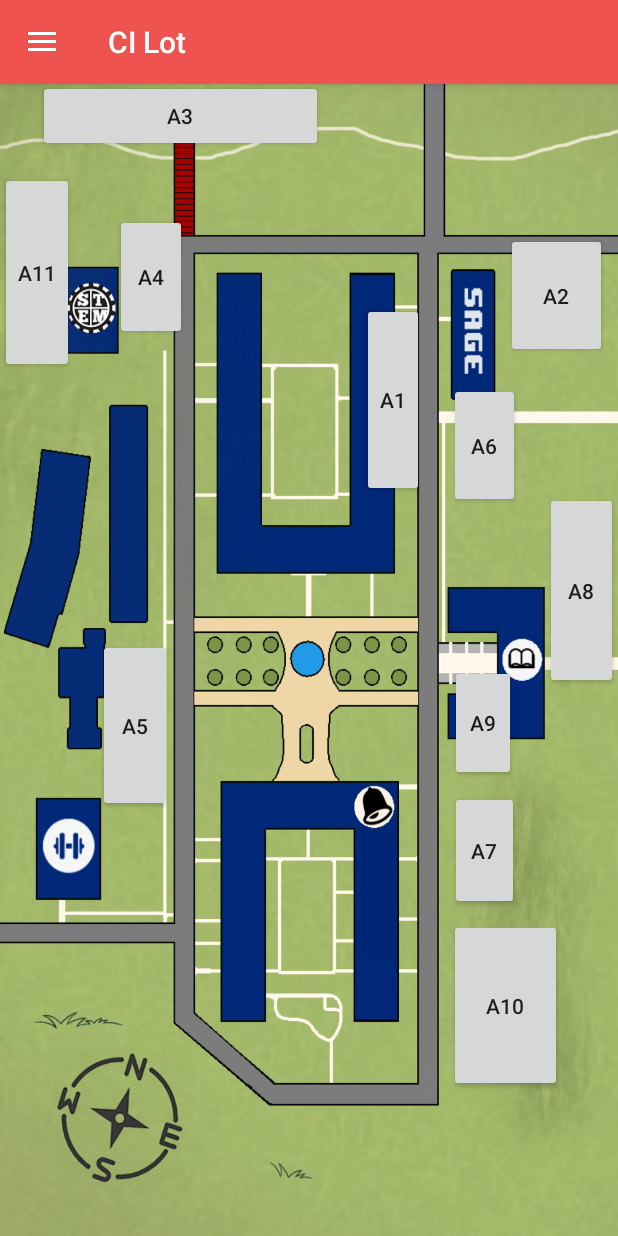
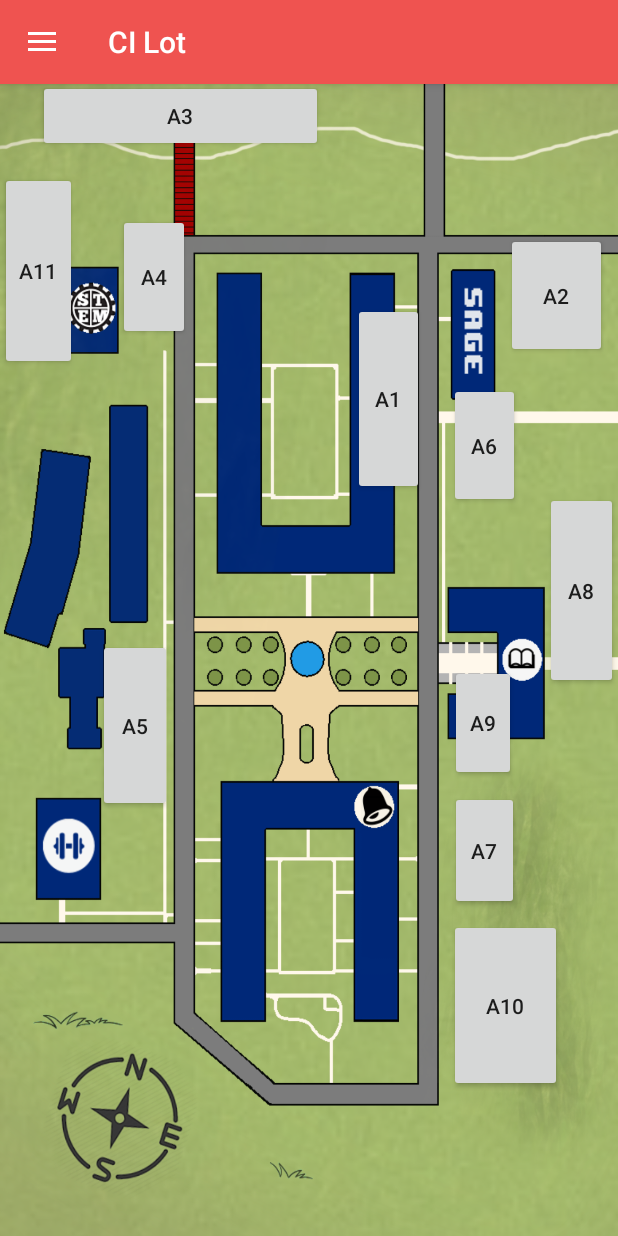
Before and after one commit to tejas-schdv/CILot, an Android app: the screen it shows after launch (MainActivity), on a phone screen of 412 x 824 dp. Run offline under Robolectric (Android 15) with nearby library versions, the phone set to English and light mode, and no system bars; our stand-ins replace Firebase (no records; nobody signed in at launch, a user with empty details on screens opened directly); libraries missing offline, so code that uses them is left out: com.github.mikephil.charting.

Commit message:
Update activity_main.xml

```diff
--- a/app/src/main/res/layout/activity_main.xml
+++ b/app/src/main/res/layout/activity_main.xml
@@ -32,11 +32,11 @@
 
         <Button
             android:id="@+id/button_a1"
-            android:layout_width="41dp"
-            android:layout_height="129dp"
+            android:layout_width="47dp"
+            android:layout_height="128dp"
             android:layout_alignParentLeft="true"
             android:layout_alignParentTop="true"
-            android:layout_marginLeft="241dp"
+            android:layout_marginLeft="235dp"
             android:layout_marginTop="202dp"
             android:text="A1" />
 
@@ -133,8 +133,8 @@
 
         <Button
             android:id="@+id/button_a11"
-            android:layout_width="49dp"
-            android:layout_height="134dp"
+            android:layout_width="51dp"
+            android:layout_height="132dp"
             android:layout_below="@+id/button_a3"
             android:layout_marginTop="13dp"
             android:text="A11" />
```
